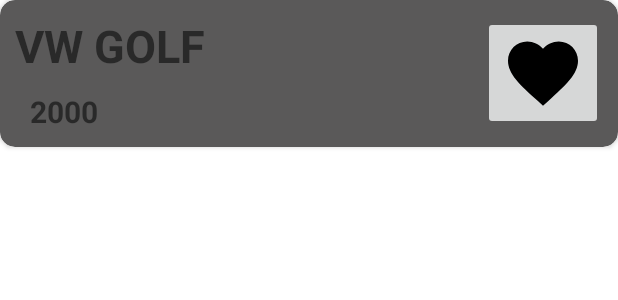
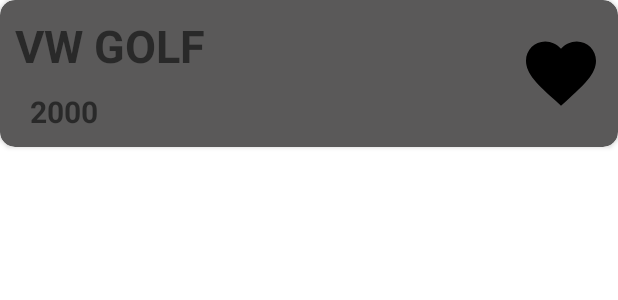
Before and after one commit to timofeylyadinsky/final-project-android, an Android app: the layout item_layout.xml on its own in the app's theme, with its tools: preview values and no code run, on a phone screen of 412 x 824 dp. Shown: the top 300 px of the screen. Run offline under Robolectric (Android 15) with nearby library versions, the phone set to English and light mode, and no system bars.

Commit message:
fix: minor

```diff
--- a/app/src/main/res/layout/item_layout.xml
+++ b/app/src/main/res/layout/item_layout.xml
@@ -23,7 +23,6 @@
             android:layout_marginHorizontal="10dp"
             android:layout_marginVertical="10dp"
             android:layout_toStartOf="@+id/addToFavourite"
-            android:inputType="textMultiLine"
             android:text="VW GOLF"
             android:textSize="30sp"
             android:textStyle="bold" />
@@ -39,7 +38,7 @@
             android:layout_marginHorizontal="10dp"
             android:paddingBottom="10dp"
             />
-        <ImageButton
+        <ImageView
             android:id="@+id/addToFavourite"
             android:layout_width="wrap_content"
             android:layout_height="wrap_content"
```
Also changed, not shown: app/src/main/java/lt/timofey/finalprojectandroid/adapters/CarAdapter.kt (+5 -5 lines).
